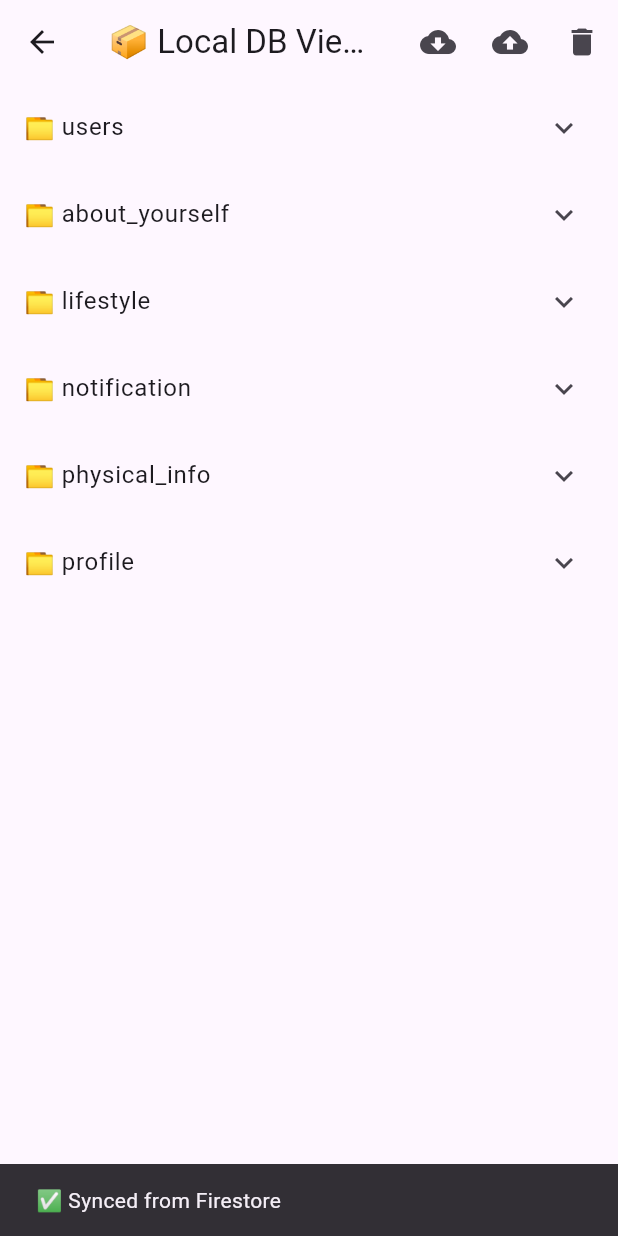
After one commit to Thanaphum-6510110194/G6-Health-Tracking, a Flutter app: the DBViewScreen screen opened directly, after a tap on the "cloud download" icon, on a phone screen of 412 x 824 dp. The commit adds this screen. Run offline on Flutter 3.47's test engine with Material 3 defaults, Android fonts, the phone set to English and light mode, and no system bars; our stand-ins replace cloud_firestore, firebase_auth, firebase_core, firebase_messaging, image_picker, sqflite; accounts and stored records are empty.

Commit message:
create sqlite and sync function

```diff
--- /dev/null
+++ b/lib/local_storage_sql/local_database.dart
@@ -0,0 +1,170 @@
+import 'package:sqflite/sqflite.dart';
+import 'package:path/path.dart';
+
+class LocalDatabase {
+  static final LocalDatabase instance = LocalDatabase._init();
+  static Database? _database;
+
+  LocalDatabase._init();
+
+  Future<Database> get database async {
+    if (_database != null) return _database!;
+    _database = await _initDB('localdatabase.db');
+    return _database!;
+  }
+
+  Future<Database> _initDB(String filePath) async {
+    final dbPath = await getDatabasesPath();
+    final path = join(dbPath, filePath);
+    return await openDatabase(path, version: 1, onCreate: _createDB);
+  }
+
+  Future _createDB(Database db, int version) async {
+    await db.execute('''
+      CREATE TABLE users (
+        id INTEGER PRIMARY KEY,
+        email TEXT NOT NULL UNIQUE,
+        username TEXT NOT NULL,
+        createdAt TEXT DEFAULT CURRENT_TIMESTAMP
+      )
+    ''');
+
+    await db.execute('''
+      CREATE TABLE about_yourself (
+        id INTEGER PRIMARY KEY,
+        healthDescription TEXT,
+        healthGoal TEXT,
+        updatedAt TEXT
+      )
+    ''');
+
+    await db.execute('''
+      CREATE TABLE lifestyle (
+        id INTEGER PRIMARY KEY,
+        sleepDuration TEXT,
+        stressLevel TEXT,
+        waterIntake TEXT,
+        updatedAt TEXT
+      )
+    ''');
+
+    await db.execute('''
+      CREATE TABLE notification (
+        id INTEGER PRIMARY KEY,
+        exerciseRemindersEnabled BOOLEAN,
+        mealLoggingEnabled BOOLEAN,
+        sleepRemindersEnabled BOOLEAN,
+        waterRemindersEnabled BOOLEAN,
+        updatedAt TEXT
+      )
+    ''');
+
+    await db.execute('''
+      CREATE TABLE physical_info (
+        id INTEGER PRIMARY KEY,
+        activityLevel TEXT,
+        height TEXT,
+        weight TEXT,
+        updatedAt TEXT
+      )
+    ''');
+
+    await db.execute('''
+      CREATE TABLE profile (
+        id INTEGER PRIMARY KEY,
+        fullName TEXT,
+        gender TEXT,
+        dateOfBirth TEXT,
+        createdAt TEXT
+      )
+    ''');
+  }
+
+  // ------------------ Update Methods (Insert or Replace) ------------------
+
+  Future<void> updateUser(Map<String, dynamic> data) async {
+    final db = await instance.database;
+    data['id'] = 1;
+    await db.insert('users', data, conflictAlgorithm: ConflictAlgorithm.replace);
+  }
+
+  Future<void> updateAboutYourself(Map<String, dynamic> data) async {
+    final db = await instance.database;
+    data['id'] = 1;
+    await db.insert('about_yourself', data, conflictAlgorithm: ConflictAlgorithm.replace);
+  }
+
+  Future<void> updateLifestyle(Map<String, dynamic> data) async {
+    final db = await instance.database;
+    data['id'] = 1;
+    await db.insert('lifestyle', data, conflictAlgorithm: ConflictAlgorithm.replace);
+  }
+
+  Future<void> updateNotification(Map<String, dynamic> data) async {
+    final db = await instance.database;
+    data['id'] = 1;
+    await db.insert('notification', data, conflictAlgorithm: ConflictAlgorithm.replace);
+  }
+
+  Future<void> updatePhysicalInfo(Map<String, dynamic> data) async {
+    final db = await instance.database;
+    data['id'] = 1;
+    await db.insert('physical_info', data, conflictAlgorithm: ConflictAlgorithm.replace);
+  }
+
+  Future<void> updateProfile(Map<String, dynamic> data) async {
+    final db = await instance.database;
+    data['id'] = 1;
+    await db.insert('profile', data, conflictAlgorithm: ConflictAlgorithm.replace);
+  }
+
+  // ------------------ Get Methods (Only 1 record) ------------------
+
+  Future<Map<String, dynamic>?> getUsers() async {
+    final db = await instance.database;
+    final result = await db.query('users', where: 'id = 1');
+    return result.isNotEmpty ? result.first : null;
+  }
+
+  Future<Map<String, dynamic>?> getAboutYourself() async {
+    final db = await instance.database;
+    final result = await db.query('about_yourself', where: 'id = 1');
+    return result.isNotEmpty ? result.first : null;
+  }
+
+  Future<Map<String, dynamic>?> getLifestyle() async {
+    final db = await instance.database;
+    final result = await db.query('lifestyle', where: 'id = 1');
+    return result.isNotEmpty ? result.first : null;
+  }
+
+  Future<Map<String, dynamic>?> getNotification() async {
+    final db = await instance.database;
+    final result = await db.query('notification', where: 'id = 1');
+    return result.isNotEmpty ? result.first : null;
+  }
+
+  Future<Map<String, dynamic>?> getPhysicalInfo() async {
+    final db = await instance.database;
+    final result = await db.query('physical_info', where: 'id = 1');
+    return result.isNotEmpty ? result.first : null;
+  }
+
+  Future<Map<String, dynamic>?> getProfile() async {
+    final db = await instance.database;
+    final result = await db.query('profile', where: 'id = 1');
+    return result.isNotEmpty ? result.first : null;
+  }
+
+  // ------------------ Clear All (ล้างข้อมูล) ------------------
+
+  Future<void> clearAll() async {
+    final db = await instance.database;
+    await db.delete('users');
+    await db.delete('about_yourself');
+    await db.delete('lifestyle');
+    await db.delete('notification');
+    await db.delete('physical_info');
+    await db.delete('profile');
+  }
+}
--- /dev/null
+++ b/lib/local_storage_sql/sync_data.dart
@@ -0,0 +1,155 @@
+import 'package:cloud_firestore/cloud_firestore.dart';
+import 'local_database.dart';
+
+class SyncService {
+  final FirebaseFirestore _firestore = FirebaseFirestore.instance;
+  final String userId = 'e87Dl9L31JbNYHZZKVbI7vpxFQ63';
+
+  // 🔄 Firestore → SQLite
+  Future<void> syncFromFirestore() async {
+    await _syncSingleDocument(
+      'profile',
+      'about_yourself',
+      LocalDatabase.instance.updateAboutYourself,
+    );
+    await _syncSingleDocument(
+      'profile',
+      'lifestyle_habits',
+      LocalDatabase.instance.updateLifestyle,
+    );
+    await _syncSingleDocument(
+      'profile',
+      'notification_settings',
+      LocalDatabase.instance.updateNotification,
+    );
+    await _syncSingleDocument(
+      'profile',
+      'physical_info',
+      LocalDatabase.instance.updatePhysicalInfo,
+    );
+    await _syncSingleDocument(
+      'profile',
+      'profile_data',
+      LocalDatabase.instance.updateProfile,
+    );
+    // await _syncSingleDocument('goals', LocalDatabase.instance.updateGoals);
+    await _syncUser(LocalDatabase.instance.updateUser);
+  }
+
+  // 🔄 SQLite → Firestore
+  Future<void> syncToFirestore() async {
+    await _uploadSingleDocument(
+      'profile',
+      'about_yourself',
+      await LocalDatabase.instance.getAboutYourself(),
+    );
+    await _uploadSingleDocument(
+      'profile',
+      'lifestyle_habits',
+      await LocalDatabase.instance.getLifestyle(),
+    );
+    await _uploadSingleDocument(
+      'profile',
+      'notification_settings',
+      await LocalDatabase.instance.getNotification(),
+    );
+    await _uploadSingleDocument(
+      'profile',
+      'physical_info',
+      await LocalDatabase.instance.getPhysicalInfo(),
+    );
+    await _uploadSingleDocument(
+      'profile',
+      'profile_data',
+      await LocalDatabase.instance.getProfile(),
+    );
+    await _uploadUser(await LocalDatabase.instance.getUsers());
+  }
+
+  // --------------------- Helper Functions ---------------------
+
+  Future<void> _syncSingleDocument(
+    String groupName,
+    String documentName,
+    Future<void> Function(Map<String, dynamic>) saveToLocal,
+  ) async {
+    try {
+      final docRef = _firestore
+          .collection('users')
+          .doc(userId)
+          .collection(groupName)
+          .doc(documentName);
+
+      final doc = await docRef.get();
+      if (doc.exists && doc.data() != null) {
+        final rawData = doc.data()!;
+        final cleanedData = _sanitizeData(rawData);
+        await saveToLocal(cleanedData);
+        print('✅ Synced $userId from Firestore.');
+      }
+    } catch (e) {
+      print('❌ Error syncing $userId from Firestore: $e');
+    }
+  }
+
+  Future<void> _syncUser(
+    Future<void> Function(Map<String, dynamic>) saveToLocal,
+  ) async {
+    try {
+      final doc = await _firestore.collection('users').doc(userId).get();
+      if (doc.exists && doc.data() != null) {
+        final rawData = doc.data()!;
+        final cleanedData = _sanitizeData(rawData);
+        await saveToLocal(cleanedData);
+        print('✅ Synced $userId from Firestore.');
+      }
+    } catch (e) {
+      print('❌ Error syncing $userId from Firestore: $e');
+    }
+  }
+
+  Future<void> _uploadSingleDocument(
+    String groupName,
+    String documentName,
+    Map<String, dynamic>? data,
+  ) async {
+    if (data == null) return;
+    try {
+      await _firestore
+          .collection('users')
+          .doc(userId)
+          .collection(groupName)
+          .doc(documentName)
+          .set(data);
+      print('✅ Uploaded $documentName to Firestore.');
+    } catch (e) {
+      print('❌ Error uploading $documentName to Firestore: $e');
+    }
+  }
+
+  Future<void> _uploadUser(Map<String, dynamic>? data) async {
+    if (data == null) return;
+    try {
+      await _firestore.collection('users').doc(userId).set(data);
+      print('✅ Updated $userId to Firestore.');
+    } catch (e) {
+      print('❌ Error Updated $userId to Firestore: $e');
+    }
+  }
+
+  Map<String, dynamic> _sanitizeData(Map<String, dynamic> data) {
+    final cleaned = <String, dynamic>{};
+
+    data.forEach((key, value) {
+      if (value is Timestamp) {
+        cleaned[key] = value.toDate().toIso8601String();
+      } else if (value is bool) {
+        cleaned[key] = value ? 1 : 0; // ✅ แปลงเป็น 1/0 สำหรับ SQLite
+      } else {
+        cleaned[key] = value;
+      }
+    });
+
+    return cleaned;
+  }
+}
--- /dev/null
+++ b/lib/local_storage_sql/test_db.dart
@@ -0,0 +1,111 @@
+import 'package:flutter/material.dart';
+import 'local_database.dart';
+import 'sync_data.dart';
+
+class DBViewScreen extends StatefulWidget {
+  const DBViewScreen({super.key});
+
+  @override
+  State<DBViewScreen> createState() => _DBViewScreenState();
+}
+
+class _DBViewScreenState extends State<DBViewScreen> {
+  Map<String, Map<String, dynamic>?> _dbData = {};
+  bool _loading = false;
+
+  @override
+  void initState() {
+    super.initState();
+    _loadData();
+  }
+
+  Future<void> _loadData() async {
+    setState(() => _loading = true);
+
+    final data = <String, Map<String, dynamic>?>{
+      'users': await LocalDatabase.instance.getUsers(),
+      'about_yourself': await LocalDatabase.instance.getAboutYourself(),
+      'lifestyle': await LocalDatabase.instance.getLifestyle(),
+      'notification': await LocalDatabase.instance.getNotification(),
+      'physical_info': await LocalDatabase.instance.getPhysicalInfo(),
+      'profile': await LocalDatabase.instance.getProfile(),
+    };
+
+    setState(() {
+      _dbData = data;
+      _loading = false;
+    });
+  }
+
+  Future<void> _deleteAll() async {
+    await LocalDatabase.instance.clearAll();
+    await _loadData();
+    ScaffoldMessenger.of(context).showSnackBar(
+      const SnackBar(content: Text('🗑️ All local data deleted')),
+    );
+  }
+
+  Future<void> _syncFromFirestore() async {
+    setState(() => _loading = true);
+    await SyncService().syncFromFirestore();
+    await _loadData();
+    ScaffoldMessenger.of(context).showSnackBar(
+      const SnackBar(content: Text('✅ Synced from Firestore')),
+    );
+  }
+
+  Future<void> _syncToFirestore() async {
+    setState(() => _loading = true);
+    await SyncService().syncToFirestore();
+    await _loadData();
+    ScaffoldMessenger.of(context).showSnackBar(
+      const SnackBar(content: Text('✅ Synced to Firestore')),
+    );
+  }
+
+  @override
+  Widget build(BuildContext context) {
+    return Scaffold(
+      appBar: AppBar(
+        title: const Text('📦 Local DB Viewer'),
+        actions: [
+          IconButton(
+            icon: const Icon(Icons.cloud_download),
+            tooltip: 'Sync from Firestore',
+            onPressed: _syncFromFirestore,
+          ),
+          IconButton(
+            icon: const Icon(Icons.cloud_upload),
+            tooltip: 'Sync from Firestore',
+            onPressed: _syncToFirestore,
+          ),
+          IconButton(
+            icon: const Icon(Icons.delete),
+            tooltip: 'Delete all',
+            onPressed: _deleteAll,
+          ),
+        ],
+      ),
+      body: _loading
+          ? const Center(child: CircularProgressIndicator())
+          : ListView(
+              children: _dbData.entries.map((entry) {
+                final table = entry.key;
+                final data = entry.value;
+
+                return ExpansionTile(
+                  title: Text('📁 $table'),
+                  children: data != null
+                      ? data.entries
+                          .map((e) => ListTile(
+                                title: Text(e.key),
+                                subtitle: Text(e.value.toString()),
+                              ))
+                          .toList()
+                      : [const ListTile(title: Text('No data'))],
+                );
+              }).toList(),
+            ),
+    );
+  }
+}
--- a/lib/main.dart
+++ b/lib/main.dart
@@ -9,12 +9,21 @@ import 'providers/auth_notifier.dart'; // เพิ่ม import AuthNotifier
 import 'screens/dashboard.dart';
 import 'screens/daily_habits.dart';
 
+import 'package:sqflite/sqflite.dart';
+import 'package:path/path.dart';
+
 void main() async {
   WidgetsFlutterBinding.ensureInitialized();
   await Firebase.initializeApp(
     options: DefaultFirebaseOptions.currentPlatform,
   );
+/*******************ลบฐานข้อมูลเก่า********************/
+/********************สำหรับทดสอบ********************/
+  final dbPath = await getDatabasesPath();
+  final path = join(dbPath, 'localdatabase.db');
 
+  await deleteDatabase(path);
+/***************************************************/
   await NotificationService.initializeFCM();
   NotificationService.setupOnMessageHandlers();
   runApp(
--- a/pubspec.yaml
+++ b/pubspec.yaml
@@ -46,6 +46,7 @@ dependencies:
   cupertino_icons: ^1.0.8
   camera: ^0.11.2
   path: ^1.9.1
+  sqflite: ^2.4.2
 
 dev_dependencies:
   flutter_test:
```
Also changed, not shown: pubspec.lock, 1 other file.
